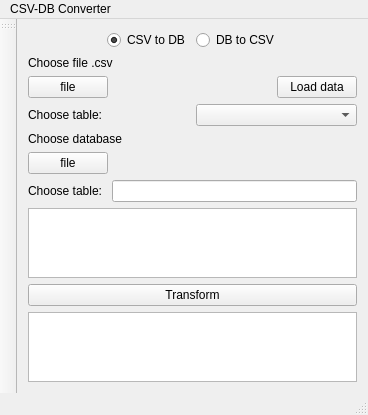
The window that mainwindow.ui (evrrn/DbCsvConverter) describes before a commit, drawn with Qt 5.
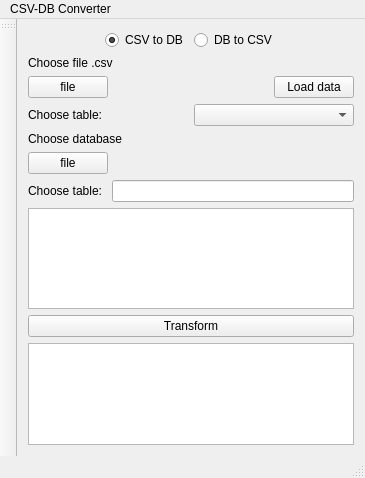
The same window after the commit.

Commit message: 1. Fix hollow in window; 2. Delete QStatusBar; 3. First try to documenting head-files

```diff
--- a/mainwindow.ui
+++ b/mainwindow.ui
@@ -6,10 +6,16 @@
    <rect>
     <x>0</x>
     <y>0</y>
-    <width>368</width>
-    <height>400</height>
+    <width>365</width>
+    <height>478</height>
    </rect>
   </property>
+  <property name="maximumSize">
+   <size>
+    <width>16777215</width>
+    <height>16777215</height>
+   </size>
+  </property>
   <property name="windowTitle">
    <string>MainWindow</string>
   </property>
@@ -195,19 +201,6 @@
         </item>
        </layout>
       </item>
-      <item>
-       <spacer name="verticalSpacer">
-        <property name="orientation">
-         <enum>Qt::Vertical</enum>
-        </property>
-        <property name="sizeHint" stdset="0">
-         <size>
-          <width>20</width>
-          <height>40</height>
-         </size>
-        </property>
-       </spacer>
-      </item>
       <item>
        <widget class="QTableView" name="tableView"/>
       </item>
@@ -222,7 +215,14 @@
        </widget>
       </item>
       <item>
-       <widget class="QListWidget" name="listWidget"/>
+       <widget class="QListWidget" name="logList">
+        <property name="sizePolicy">
+         <sizepolicy hsizetype="Expanding" vsizetype="Preferred">
+          <horstretch>0</horstretch>
+          <verstretch>0</verstretch>
+         </sizepolicy>
+        </property>
+       </widget>
       </item>
      </layout>
     </item>
@@ -233,7 +233,7 @@
     <rect>
      <x>0</x>
      <y>0</y>
-     <width>368</width>
+     <width>365</width>
      <height>25</height>
     </rect>
    </property>
```
The commit also changes 3 other files.
